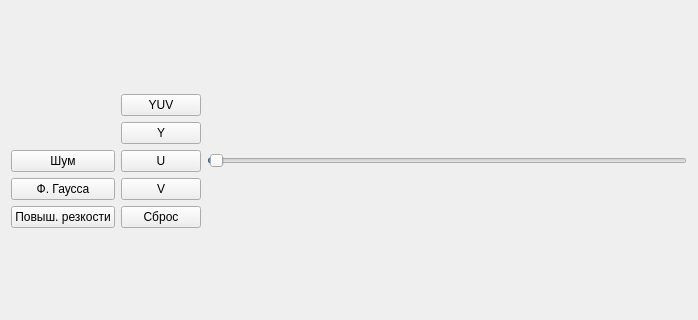
This is Parallel_Programming/mainwindow.ui in Poletayson/Parallel_Programming as Qt 5 draws it before an edit; both pictures show x 0 to 698 and y 120 to 440 of the 698 by 548 pixel window. The edited form follows.
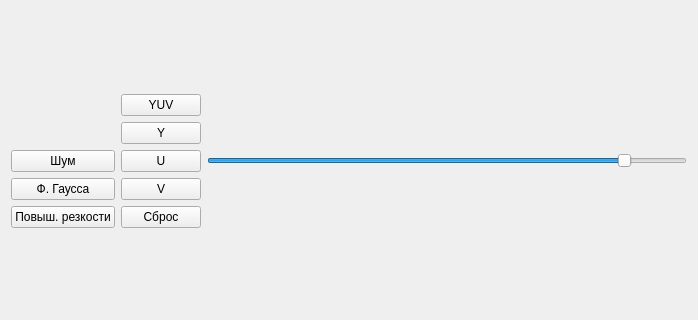
This is the edited form.

Diff of the .ui file:
```diff
--- a/Parallel_Programming/mainwindow.ui
+++ b/Parallel_Programming/mainwindow.ui
@@ -112,7 +112,7 @@
            <number>255</number>
           </property>
           <property name="value">
-           <number>1</number>
+           <number>225</number>
           </property>
           <property name="orientation">
            <enum>Qt::Horizontal</enum>
```
Left out of the diff: 4 changed lines with no effect on the pictures.
